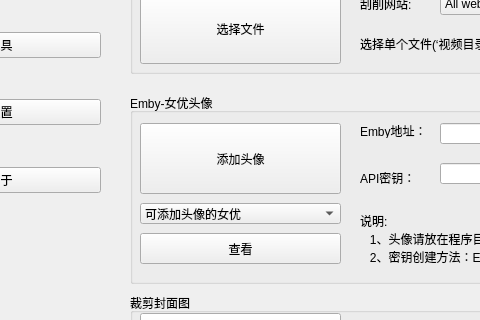
Qt form Ui/AVDC.ui (kejizhihui/av-profile-photo) before a commit; both pictures show x 110 to 590 and y 177 to 497 of the 1025 by 720 pixel window.
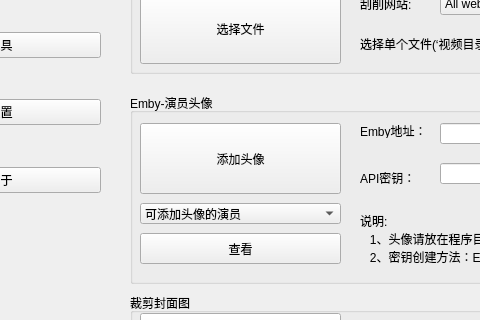
The same form after that commit. The open tabs and pages were chosen to show the change.

The edit to the form file:
```diff
--- a/Ui/AVDC.ui
+++ b/Ui/AVDC.ui
@@ -711,7 +711,7 @@
        </rect>
       </property>
       <property name="title">
-       <string>Emby-女优头像</string>
+       <string>Emby-演员头像</string>
       </property>
       <widget class="QPushButton" name="pushButton_add_actor_pic">
        <property name="geometry">
@@ -811,7 +811,7 @@
        </property>
        <item>
         <property name="text">
-         <string>可添加头像的女优</string>
+         <string>可添加头像的演员</string>
         </property>
        </item>
        <item>
```
Left out of the diff: 10 changed lines with no effect on the pictures.
